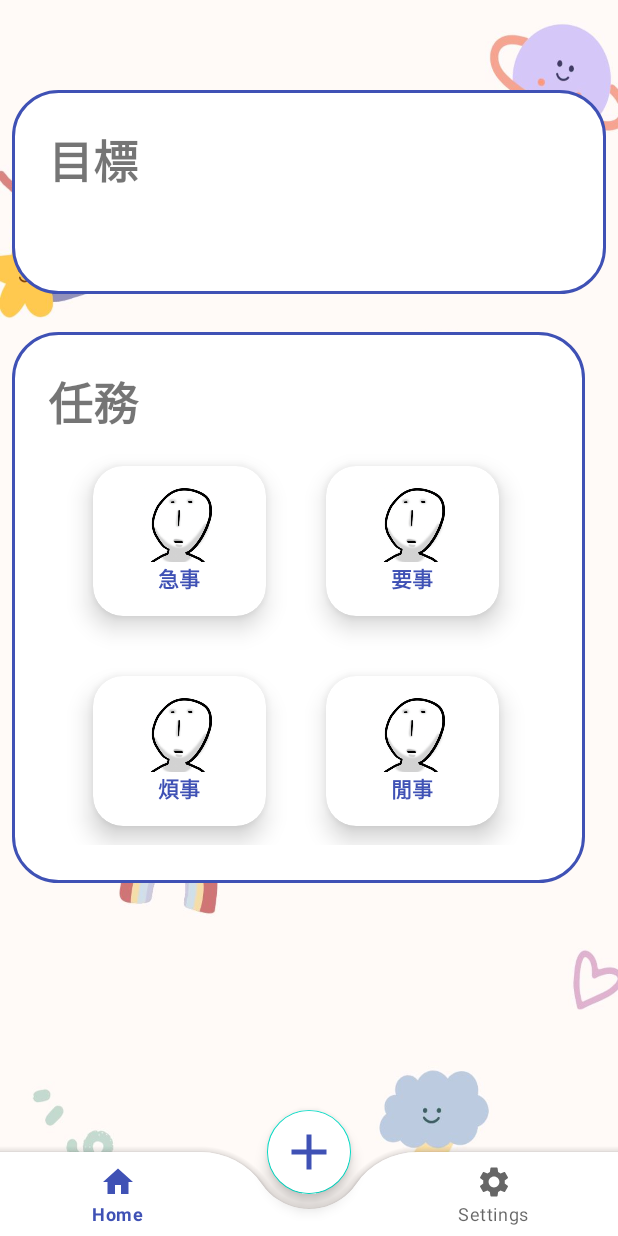
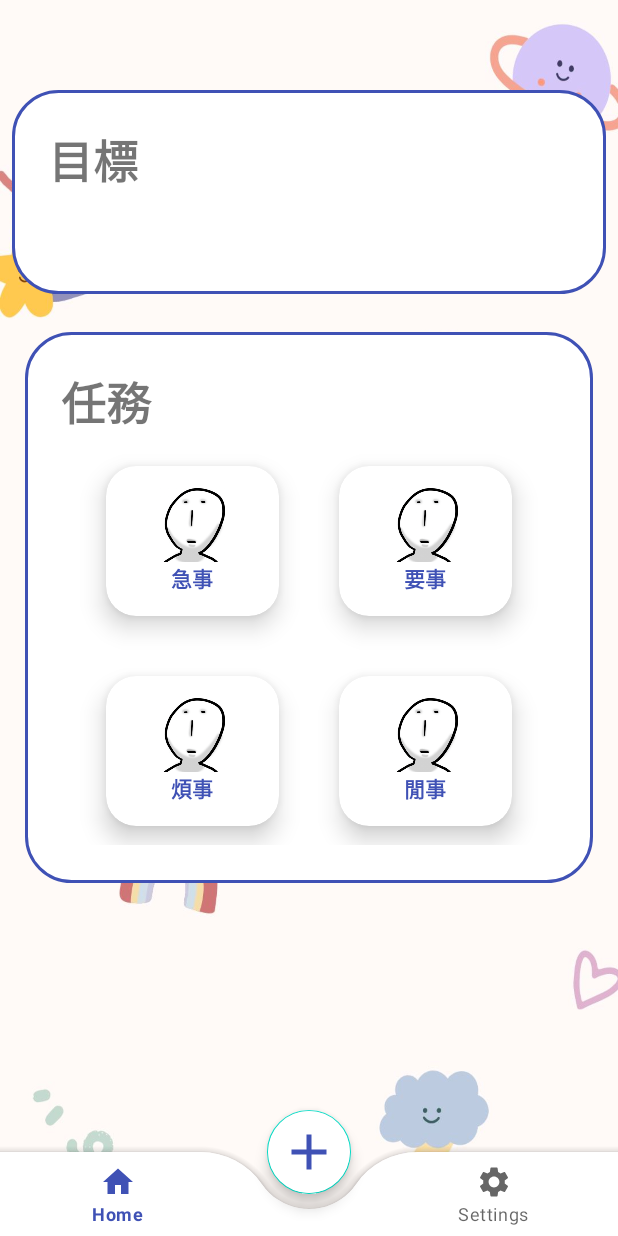
Before and after one commit to Luin1223/Bottom_Navigation, an Android app: the HomeFragment screen opened directly, with no data from a screen before it, on a phone screen of 412 x 824 dp. Run offline under Robolectric (Android 15) with nearby library versions, the phone set to English and light mode, and no system bars; our stand-ins replace Firebase (no records; nobody signed in at launch, a user with empty details on screens opened directly), data binding.

Commit message:
調整了專案管理UI

```diff
--- a/app/src/main/res/layout/fragment_home.xml
+++ b/app/src/main/res/layout/fragment_home.xml
@@ -40,16 +40,17 @@
     <LinearLayout
         android:layout_width="match_parent"
         android:layout_height="448dp"
-        android:orientation="horizontal">
+        android:orientation="vertical">
 
         <LinearLayout
-            android:layout_width="382dp"
+            android:layout_width="wrap_content"
             android:layout_height="367dp"
             android:layout_marginLeft="8dp"
             android:layout_marginTop="25dp"
             android:layout_marginRight="8dp"
             android:background="@drawable/custom_edittext"
             android:orientation="vertical"
+            android:layout_gravity="center"
             android:padding="24dp">
 
             <TextView
```
